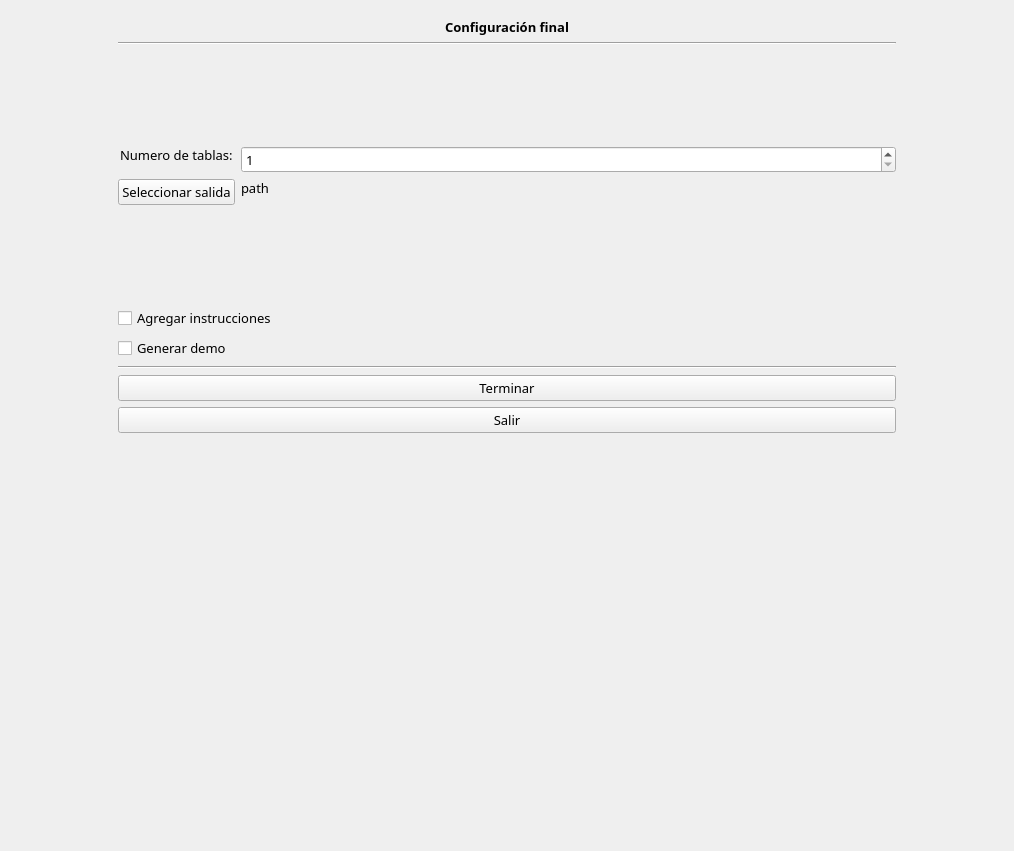
Before: the Qt Designer form gui/mainView.ui in JhovaneSotoP/Lotify, drawn with Qt 5.
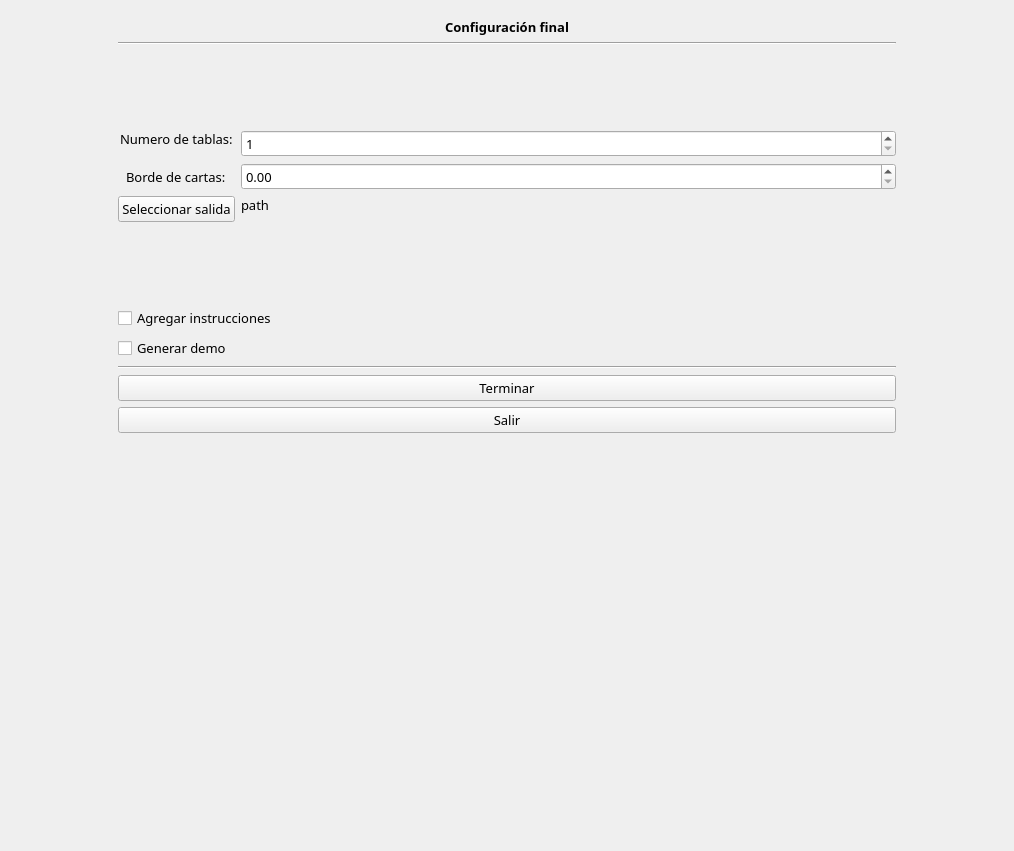
After: the same form once the commit is applied. The open tabs and pages were chosen to show the change.

Diff of the .ui file:
```diff
--- a/gui/mainView.ui
+++ b/gui/mainView.ui
@@ -1052,7 +1052,7 @@
                 </property>
                </widget>
               </item>
-              <item row="1" column="0">
+              <item row="2" column="0">
                <widget class="QPushButton" name="sleccionarSalida">
                 <property name="sizePolicy">
                  <sizepolicy hsizetype="Minimum" vsizetype="Maximum">
@@ -1065,7 +1065,7 @@
                 </property>
                </widget>
               </item>
-              <item row="1" column="1">
+              <item row="2" column="1">
                <widget class="QLabel" name="pathSalida">
                 <property name="sizePolicy">
                  <sizepolicy hsizetype="Preferred" vsizetype="Maximum">
@@ -1078,6 +1078,16 @@
                 </property>
                </widget>
               </item>
+              <item row="1" column="0">
+               <widget class="QLabel" name="label_6">
+                <property name="text">
+                 <string>Borde de cartas:</string>
+                </property>
+               </widget>
+              </item>
+              <item row="1" column="1">
+               <widget class="QDoubleSpinBox" name="doubleSpinBox_2"/>
+              </item>
              </layout>
             </item>
             <item>
```
Left out of the diff: 2 changed lines with no effect on the pictures.
